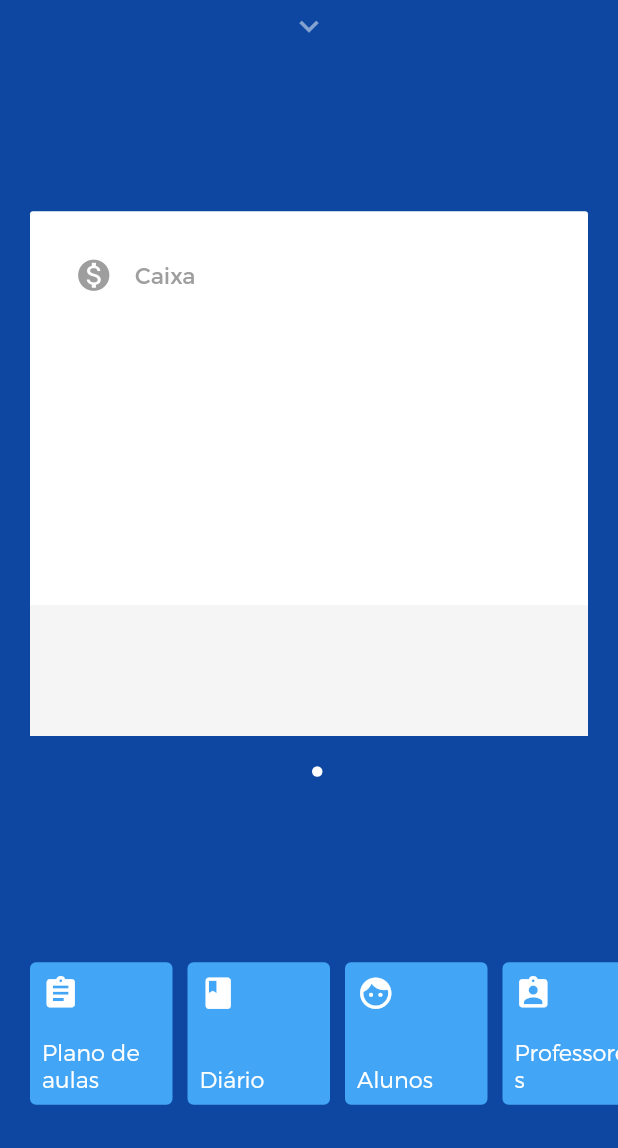
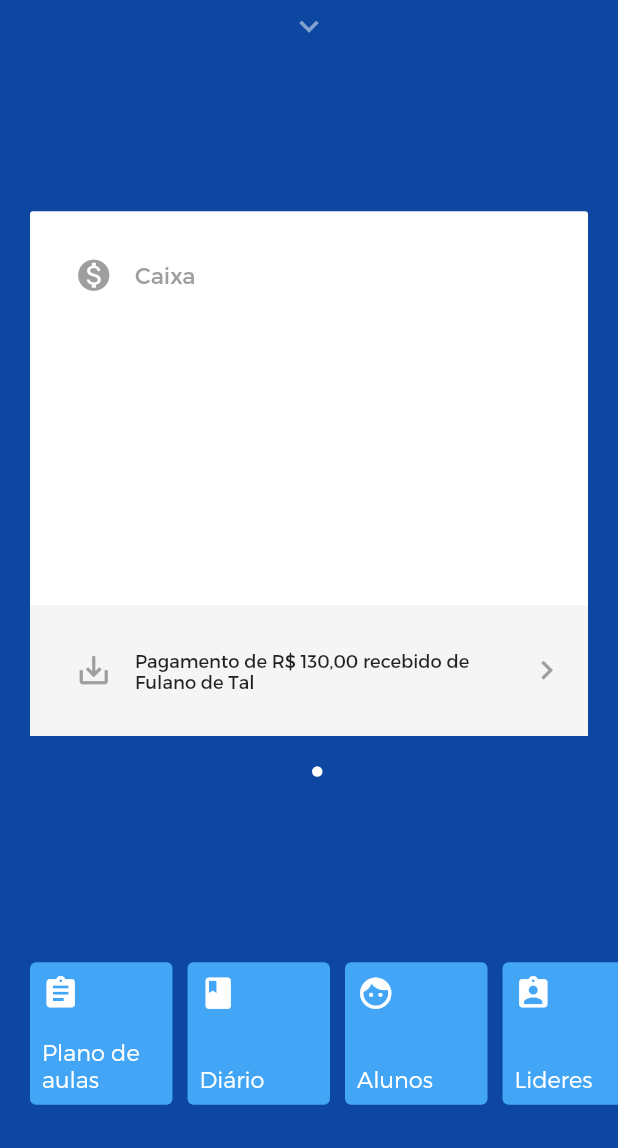
Before and after one commit to guimatech/adad_app, a Flutter app: the screen it shows after launch, swiped to page 2, on a phone screen of 412 x 824 dp, the part 88-1236 px from its top. Run offline on Flutter 3.47's test engine with Material 2 defaults, Android fonts, the phone set to English and light mode, and no system bars; our stand-ins replace rxdart; statements that could not run were skipped.

Commit message:
feat: add bottom bar on floating cards

```diff
--- a/lib/ui/floating_cards.dart
+++ b/lib/ui/floating_cards.dart
@@ -122,7 +122,9 @@
               Page(
                 icon: Icons.event,
                 title: 'Próximo evento',
-                child: buildNextEventContainer(context)
+                child: buildNextEventContainer(context),
+                nextIcon: Icons.event,
+                nextTitle: 'Próximo evento',
               ),
               Page(
                 icon: Icons.monetization_on,
@@ -133,6 +135,8 @@
                     borderRadius: BorderRadius.all(Radius.circular(2)),
                   ),
                 ),
+                nextIcon: Icons.save_alt,
+                nextTitle: 'Pagamento de R\$ 130,00 recebido de Fulano de Tal',
               ),
             ],
           );
@@ -187,11 +191,15 @@
         final IconData icon;
         final String title;
         final Widget child;
+        final IconData nextIcon;
+        final String nextTitle;
 
         Page({
           @required this.icon,
           @required this.title,
           @required this.child,
+          @required this.nextIcon,
+          @required this.nextTitle,
           Key key
         }) : super(key: key);
 
@@ -213,9 +221,6 @@
                   children: <Widget>[
                     buildContainerTop(),
                     child,
-                    SizedBox(
-                      height: 20,
-                    ),
                     buildContainerBottom(context),
                   ],
                 ),
@@ -256,16 +261,48 @@
 
         Widget buildContainerBottom(BuildContext context) {
           return Container(
+            padding: EdgeInsets.only(left: 30, right: 15),
             decoration: BoxDecoration(
               color: Colors.grey[100],
             ),
             constraints: BoxConstraints.expand(
               height: Theme.of(context).textTheme.display1.fontSize * 1.1 + 50.0,
             ),
-            alignment: Alignment.bottomCenter,
-            child: Column(
-              mainAxisAlignment: MainAxisAlignment.start,
-              children: <Widget>[]
+            child: Row(
+              mainAxisAlignment: MainAxisAlignment.spaceBetween,
+              crossAxisAlignment: CrossAxisAlignment.center,
+              children: <Widget>[
+                Row(
+                  mainAxisAlignment: MainAxisAlignment.start,
+                  children: <Widget>[
+                    Icon(
+                      nextIcon,
+                      color: Colors.grey,
+                      size: 25,
+                    ),
+                    SizedBox(
+                      width: 15,
+                    ),
+                    Container(
+                      width: Theme.of(context).textTheme.display1.fontSize * 1.1 + 200.0,
+                      child: Text(
+                        nextTitle,
+                        style: TextStyle(
+                          color: Colors.black87,
+                          fontSize: 12,
+                          fontFamily: 'Trueno',
+                          fontWeight: FontWeight.normal,
+                        ),
+                      ),
+                    ),
+                  ],
+                ),
+                Icon(
+                  Icons.navigate_next,
+                  color: Colors.grey,
+                  size: 25,
+                )
+              ]
             ),
           );
         }
--- a/lib/ui/footer_cards.dart
+++ b/lib/ui/footer_cards.dart
@@ -24,7 +24,7 @@ class _FooterCardsState extends State<FooterCards> {
     ),
     FooterCardItem(
       icon: Icons.assignment_ind,
-      text: "Professores",
+      text: "Lideres",
     ),
     FooterCardItem(
       icon: Icons.school,
```
